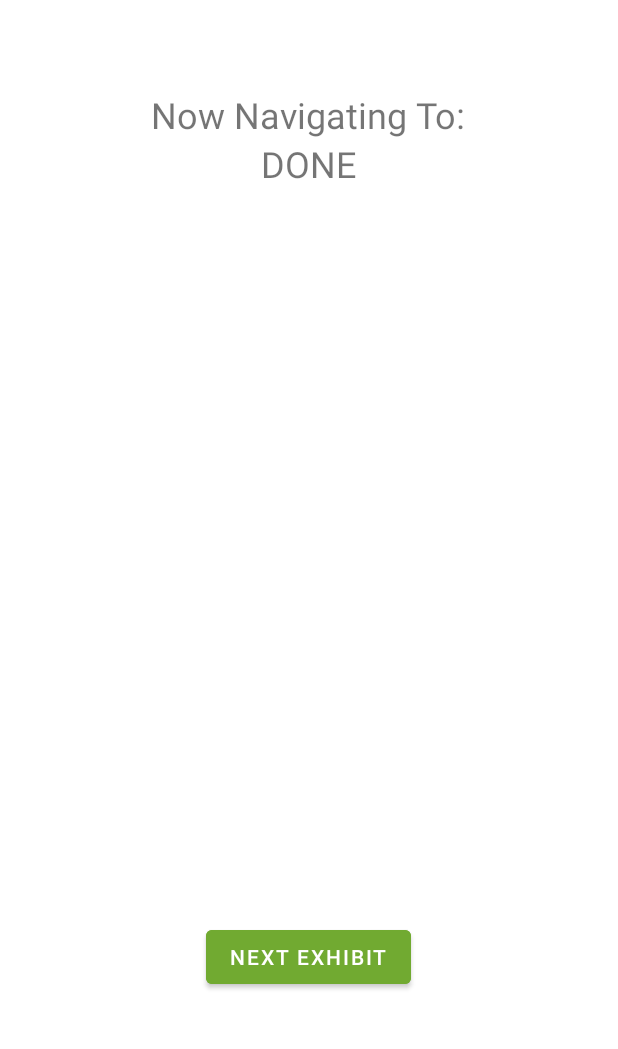
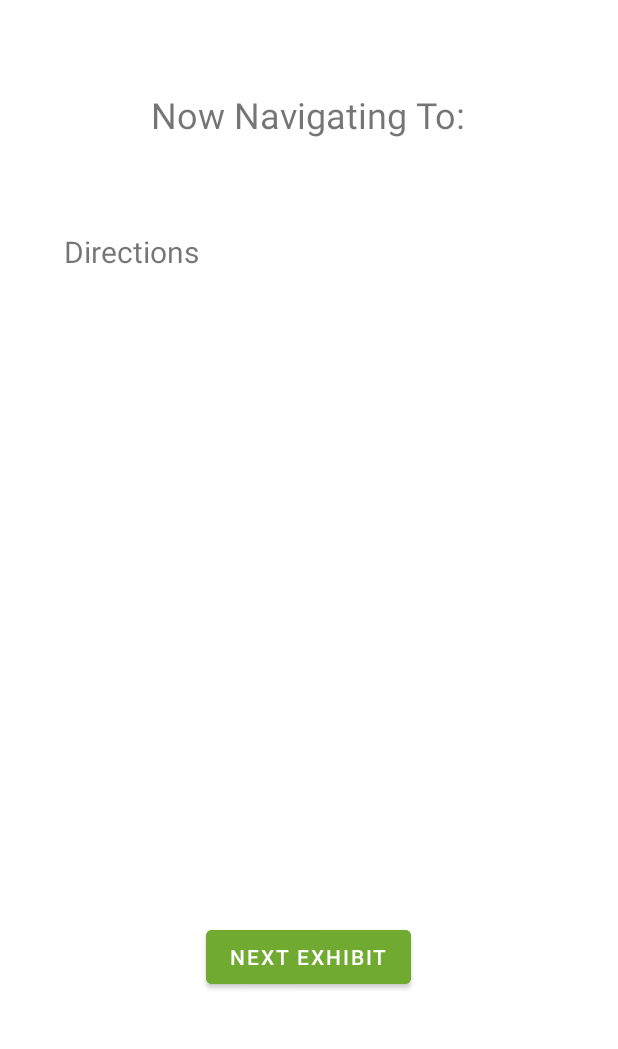
Before and after one commit to zic017/ZooSeeker-CSE-110-Team-47, an Android app: the screen it shows after launch (DirectionsActivity), after a tap on "GET DIRECTIONS", on a phone screen of 412 x 824 dp, the part 183-1232 px from its top. Run offline under Robolectric (Android 15) with nearby library versions, the phone set to English and light mode, and no system bars; our stand-ins replace Room's generated code; libraries missing offline, so code that uses them is left out: com.google.firebase.crashlytics, org.jgrapht, org.jgrapht.alg, org.jgrapht.graph, org.jgrapht.nio; 5 statements that could not run were skipped.

Commit message:
in progress directions

```diff
--- a/app/src/main/assets/sample_zoo_graph.json
+++ b/app/src/main/assets/sample_zoo_graph.json
@@ -1,4 +1,4 @@
-{
+  {
   "nodes": [
     { "id": "entrance_exit_gate"},
     { "id": "entrance_plaza"},
--- /dev/null
+++ b/app/src/main/java/com/example/myapplication/BriefDirectionsAlgorithm.java
@@ -0,0 +1,162 @@
+package com.example.myapplication;
+
+
+import android.content.Context;
+
+import org.jgrapht.Graph;
+import org.jgrapht.GraphPath;
+import org.jgrapht.alg.shortestpath.DijkstraShortestPath;
+
+import java.util.ArrayList;
+import java.util.Map;
+
+public class BriefDirectionsAlgorithm {
+
+    // List of the IDs of every planned
+    public ArrayList<String> plannedIds;
+    public String current;
+    public String currentName;
+    public Context context;
+    String directionsLine;
+    public ArrayList<String> directions;
+    Graph<String, IdentifiedWeightedEdge> g;
+    Map<String, ZooData.VertexInfo> vInfo;
+
+    public BriefDirectionsAlgorithm(ArrayList<String> plannedIds, Context context){
+        this.plannedIds = plannedIds;
+        this.context = context;
+        //Always start at the entrance gate
+        current = "entrance_exit_gate";
+        g = ZooData.loadZooGraphJSON(context,"zoo_graph.json");
+        vInfo = ZooData.loadVertexInfoJSON(context, "zoo_node_info.json");
+    }
+
+    public void getNext() {
+        String next;
+
+        //If no more exhibits, return to gate
+        if(current == "entrance_exit_gate" && plannedIds.size() == 0) {
+            currentName = "DONE";
+        }
+        else if(plannedIds.size() == 0) {
+            getDirections(current, "entrance_exit_gate");
+            current = "entrance_exit_gate";
+            currentName = vInfo.get(current).name;
+        }
+        else {
+            next = closest();
+            getDirections(current, next);
+            current = next;
+            currentName = vInfo.get(current).name;
+            plannedIds.remove(current);
+        }
+    }
+
+    //get the closest exhibit to the current location
+    public String closest() {
+        int minDistance = 999999999;
+        int curTotal;
+        String close = current;
+
+        //For each other exhibit planned besides the current one
+        for(String id : plannedIds) {
+            curTotal = 0;
+            // 1. Load the graph...
+
+            GraphPath<String, IdentifiedWeightedEdge> path = DijkstraShortestPath.findPathBetween(g, current, id);
+
+            //Get total distance to this exhibit
+            for (IdentifiedWeightedEdge e : path.getEdgeList()) {
+                curTotal += g.getEdgeWeight(e);
+            }
+
+            //Check if new shortest exhibit
+            if(curTotal < minDistance) {
+                minDistance = curTotal;
+                close = id;
+            }
+        }
+        return close;
+    }
+
+    public void getDirections(String current, String next) {
+        directionsLine = "";
+        String loc1, loc2, tempcur;
+        // 1. Load the graph...
+        GraphPath<String, IdentifiedWeightedEdge> path = DijkstraShortestPath.findPathBetween(g, current, next);
+
+        // 2. Load the information about our nodes and edges...
+        Map<String, ZooData.VertexInfo> vInfo = ZooData.loadVertexInfoJSON(context,"zoo_node_info.json");
+        Map<String, ZooData.EdgeInfo> eInfo = ZooData.loadEdgeInfoJSON(context, "trail_info.json");
+
+        int i = 1;
+        tempcur = current;
+
+        String prevStreet = "";
+        int accWeight = 0;
+        for (IdentifiedWeightedEdge e : path.getEdgeList()) {
+            String name;
+
+            loc1 = vInfo.get(g.getEdgeSource(e)).id;
+            loc2 = vInfo.get(g.getEdgeTarget(e)).id;
+
+            if (prevStreet.equals(eInfo.get(e.getId()).street)) {
+                accWeight += g.getEdgeWeight(e);
+            }
+            else {
+                if (loc1.equals(tempcur) || loc2.equals(next)) {
+                    if(vInfo.get(g.getEdgeTarget(e)).kind.toString().equals("INTERSECTION")) {
+                        name = vInfo.get(g.getEdgeTarget(e)).name;
+                        if(name.contains(eInfo.get(e.getId()).street)) {
+                            name = name.replace(" / ", "");
+                            name = name.replace(eInfo.get(e.getId()).street, "");
+                        }
+                        else {
+                            name = name.replace("/", "and");
+                        }
+                    }
+                    else {
+                        name = "the " + vInfo.get(g.getEdgeTarget(e)).name + " exhibit";
+                    }
+                    directionsLine = directionsLine + String.format("  %d. Proceed on %s %.0f feet towards %s\n",
+                            i,
+                            eInfo.get(e.getId()).street,
+                            g.getEdgeWeight(e) + accWeight,
+                            name) + "\n";
+                    tempcur = loc2;
+                }
+                else {
+                    if(vInfo.get(g.getEdgeSource(e)).kind.toString().equals("INTERSECTION")) {
+                        name = vInfo.get(g.getEdgeSource(e)).name;
+                        name = name.replace(" / ", "");
+                        name = name.replace(eInfo.get(e.getId()).street, "");
+
+                    }
+                    else {
+                        name = "the " + vInfo.get(g.getEdgeSource(e)).name + " exhibit";
+                    }
+
+                    directionsLine = directionsLine + String.format("  %d. Proceed on %s %.0f feet towards %s\n",
+                            i,
+                            eInfo.get(e.getId()).street,
+                            g.getEdgeWeight(e) + accWeight,
+                            name) + "\n";
+                    tempcur = loc1;
+                }
+                accWeight = 0;
+                i++;
+            }
+            prevStreet = eInfo.get(e.getId()).street;
+        }
+    }
+
+
+
+
+
+
+
+
+
+
+}
--- a/app/src/main/java/com/example/myapplication/DirectionsActivity.java
+++ b/app/src/main/java/com/example/myapplication/DirectionsActivity.java
@@ -3,8 +3,10 @@ package com.example.myapplication;
 import android.content.Context;
 import android.content.Intent;
 import android.os.Bundle;
+import android.text.method.ScrollingMovementMethod;
 import android.view.Menu;
 import android.view.MenuInflater;
+import android.view.MenuItem;
 import android.view.View;
 import android.widget.Button;
 import android.widget.TextView;
@@ -14,6 +16,10 @@ import androidx.appcompat.app.AppCompatActivity;
 import java.util.ArrayList;
 
 public class DirectionsActivity extends AppCompatActivity {
+
+    private TextView detailed_directions;
+    private TextView brief_directions;
+
     @Override
     protected void onCreate(Bundle savedInstanceState) {
         super.onCreate(savedInstanceState);
@@ -24,28 +30,47 @@ public class DirectionsActivity extends AppCompatActivity {
         ArrayList<String> input = i.getStringArrayListExtra("key");
         Context context = getApplicationContext();
 
-        DirectionsAlgorithm d = new DirectionsAlgorithm(input,context);
+
+//        DetailedDirectionsAlgorithm detailed = new DetailedDirectionsAlgorithm(input,context);
+        BriefDirectionsAlgorithm brief = new BriefDirectionsAlgorithm(input, context);
 
         Button nextButton = findViewById(R.id.next_button);
-        TextView directions = (TextView) findViewById(R.id.directions);
+
+        detailed_directions = (TextView) findViewById(R.id.detailed_directions);
         TextView currentLocation = (TextView) findViewById(R.id.currentLocation);
         TextView directionsTo = (TextView) findViewById((R.id.directionsTo));
-        d.getNext();
-        directions.setText(d.directionsLine);
-        currentLocation.setText(d.currentName);
+ //       detailed.getNext();
+  //      detailed_directions.setText(detailed.directionsLine);
+        currentLocation.setText(brief.currentName);
+//        detailed_directions.setMovementMethod(new ScrollingMovementMethod());
+
+        brief_directions = (TextView) findViewById(R.id.brief_directions);
+        brief.getNext();
+        brief_directions.setText(brief.directionsLine);
+        brief_directions.setMovementMethod(new ScrollingMovementMethod());
+
+  //      detailed_directions.setVisibility(View.INVISIBLE);
 
         nextButton.setOnClickListener(new View.OnClickListener() {
             public void onClick(View v) {
-                d.getNext();
-                if(d.currentName != "DONE") {
-                    currentLocation.setText(d.currentName);
-                    directions.setText(d.directionsLine);
+  //              detailed.getNext();
+  //              detailed_directions.scrollTo(0,0);
+
+                brief.getNext();
+                brief_directions.scrollTo(0,0);
+                if(brief.currentName != "DONE") {
+                    currentLocation.setText(brief.currentName);
+    //                detailed_directions.setText(brief.directionsLine);
+
+                    brief_directions.setText(brief.directionsLine);
                 }
                 else {
                     currentLocation.setVisibility(View.INVISIBLE);
-                    directions.setText(R.string.thank_you);
+                    brief_directions.setVisibility(View.INVISIBLE);
+ //                   detailed_directions.setVisibility(View.VISIBLE);
+ //                   detailed_directions.setText(R.string.thank_you);
                     directionsTo.setVisibility(View.INVISIBLE);
-                    directions.setTextSize(24);
+  //                  detailed_directions.setTextSize(24);
                     nextButton.setVisibility(View.INVISIBLE);
                 }
             }
@@ -58,4 +83,20 @@ public class DirectionsActivity extends AppCompatActivity {
         inflater.inflate(R.menu.directions_menu, menu);
         return true;
     }
+
+    @Override
+    public boolean onOptionsItemSelected(MenuItem item) {
+        int id = item.getItemId();
+
+        if(id == R.id.brief) {
+            brief_directions.setVisibility(View.VISIBLE);
+            detailed_directions.setVisibility(View.INVISIBLE);
+            return true;
+        }
+        else {
+            brief_directions.setVisibility(View.INVISIBLE);
+            detailed_directions.setVisibility(View.VISIBLE);
+            return true;
+        }
+    }
 }
--- a/app/src/main/java/com/example/myapplication/SearchListActivity.java
+++ b/app/src/main/java/com/example/myapplication/SearchListActivity.java
@@ -151,7 +151,7 @@ public class SearchListActivity extends AppCompatActivity {
         // below line we are creating a new array list
         ItemList = new ArrayList<>();
         // below line is to add data to our array list.
-        ItemList = (ArrayList<SearchItem>) SearchItem.loadJSON(this, "sample_node_info.json");
+        ItemList = (ArrayList<SearchItem>) SearchItem.loadJSON(this, "zoo_node_info.json");
 
         for (SearchItem item : ItemList) {
             if(item.getKind().equals("exhibit")) {
--- a/app/src/main/java/com/example/myapplication/ZooData.java
+++ b/app/src/main/java/com/example/myapplication/ZooData.java
@@ -27,7 +27,8 @@ public class ZooData {
             // from the strings in our JSON to this Enum.
             @SerializedName("gate") GATE,
             @SerializedName("exhibit") EXHIBIT,
-            @SerializedName("intersection") INTERSECTION
+            @SerializedName("intersection") INTERSECTION,
+            @SerializedName("exhibit_group") EXHIBIT_GROUP
         }
 
         public String id;
--- a/app/src/main/res/layout/activity_directions.xml
+++ b/app/src/main/res/layout/activity_directions.xml
@@ -29,7 +29,7 @@
         android:gravity="center_horizontal"
         android:text="Entrance"
         android:textSize="24sp"
-        app:layout_constraintBottom_toTopOf="@+id/directions"
+        app:layout_constraintBottom_toTopOf="@+id/detailed_directions"
         app:layout_constraintEnd_toEndOf="parent"
         app:layout_constraintHorizontal_bias="0.493"
         app:layout_constraintStart_toStartOf="parent" />
@@ -44,14 +44,29 @@
         app:layout_constraintEnd_toEndOf="parent"
         app:layout_constraintHorizontal_bias="0.498"
         app:layout_constraintStart_toStartOf="parent"
-        app:layout_constraintTop_toBottomOf="@+id/directions"
+        app:layout_constraintTop_toBottomOf="@+id/detailed_directions"
         app:layout_constraintVertical_bias="0.528" />
 
     <TextView
-        android:id="@+id/directions"
+        android:id="@+id/detailed_directions"
         android:layout_width="327dp"
         android:layout_height="415dp"
-        android:gravity="center_horizontal"
+        android:gravity="left"
+        android:scrollbars="vertical"
+        android:text="Directions"
+        android:textSize="20sp"
+        app:layout_constraintBottom_toBottomOf="parent"
+        app:layout_constraintEnd_toEndOf="parent"
+        app:layout_constraintStart_toStartOf="parent"
+        app:layout_constraintTop_toTopOf="parent"
+        app:layout_constraintVertical_bias="0.623" />
+
+    <TextView
+        android:id="@+id/brief_directions"
+        android:layout_width="327dp"
+        android:layout_height="415dp"
+        android:gravity="left"
+        android:scrollbars="vertical"
         android:text="Directions"
         android:textSize="20sp"
         app:layout_constraintBottom_toBottomOf="parent"
```
Also changed, not shown: app/src/main/assets/zoo_graph.json (+26 -26 lines), app/src/main/assets/zoo_node_info.json (+48 -48 lines), app/src/main/java/com/example/myapplication/DetailedDirectionsAlgorithm.java (added, +215 -0 lines), app/src/main/res/menu/directions_menu.xml (+5 -2 lines), app/src/main/assets/trail_info.json (renamed from app/src/main/assets/zoo_edge_info.json), 1 other file.
